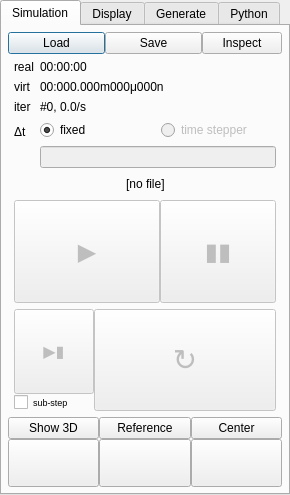
Qt form gui/qt4/controller.ui (Azeko2xo/woodem) before a commit.
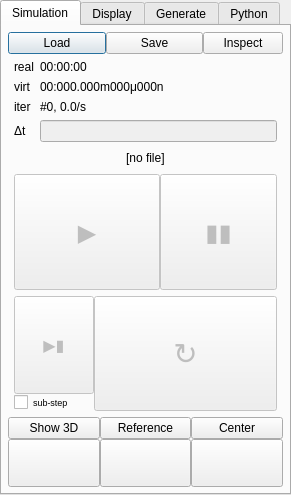
The same form after that commit. Icons and pictures are not drawn.

Commit message: 1. Substantial diet 2. Remove DynlibManager, move to ClassFactory, simplify class registration macros

The edit to the form file:
```diff
--- a/gui/qt4/controller.ui
+++ b/gui/qt4/controller.ui
@@ -6,7 +6,7 @@
    <rect>
     <x>0</x>
     <y>0</y>
-    <width>290</width>
+    <width>291</width>
     <height>495</height>
    </rect>
   </property>
@@ -185,42 +185,14 @@
             </widget>
            </item>
            <item row="4" column="1">
-            <layout class="QVBoxLayout" name="verticalLayout">
-             <item>
-              <layout class="QHBoxLayout" name="horizontalLayout">
-               <item>
-                <widget class="QRadioButton" name="dtFixedRadio">
-                 <property name="text">
-                  <string>fixed</string>
-                 </property>
-                 <property name="checked">
-                  <bool>true</bool>
-                 </property>
-                </widget>
-               </item>
-               <item>
-                <widget class="QRadioButton" name="dtDynRadio">
-                 <property name="enabled">
-                  <bool>false</bool>
-                 </property>
-                 <property name="text">
-                  <string>time stepper</string>
-                 </property>
-                </widget>
-               </item>
-              </layout>
-             </item>
-             <item>
-              <widget class="QLineEdit" name="dtEdit">
-               <property name="enabled">
-                <bool>false</bool>
-               </property>
-               <property name="focusPolicy">
-                <enum>Qt::ClickFocus</enum>
-               </property>
-              </widget>
-             </item>
-            </layout>
+            <widget class="QLineEdit" name="dtEdit">
+             <property name="enabled">
+              <bool>false</bool>
+             </property>
+             <property name="focusPolicy">
+              <enum>Qt::ClickFocus</enum>
+             </property>
+            </widget>
            </item>
           </layout>
          </item>
```
Left out of the diff: 36 changed lines with no effect on the pictures. The commit also changes 239 other files.
